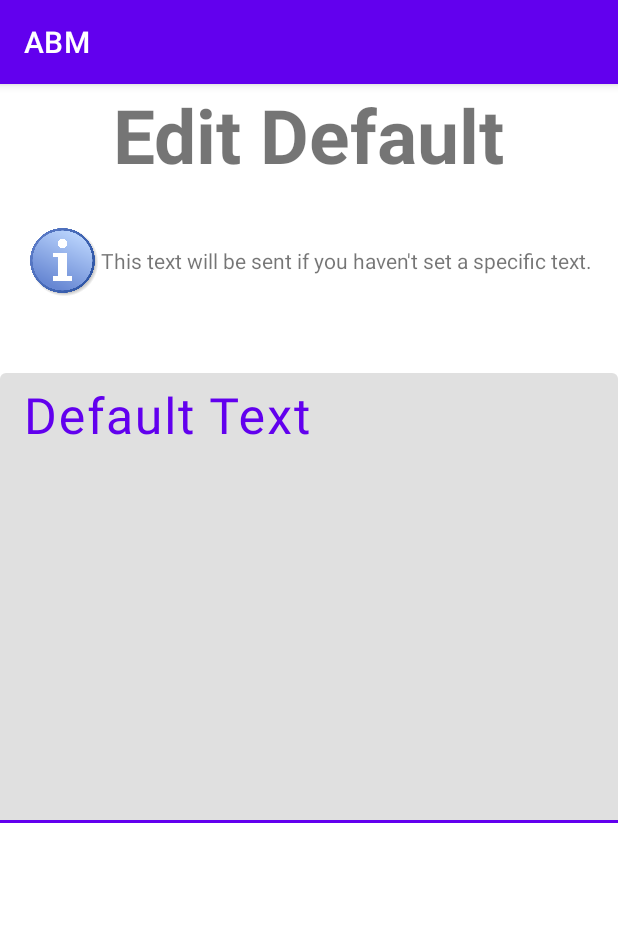
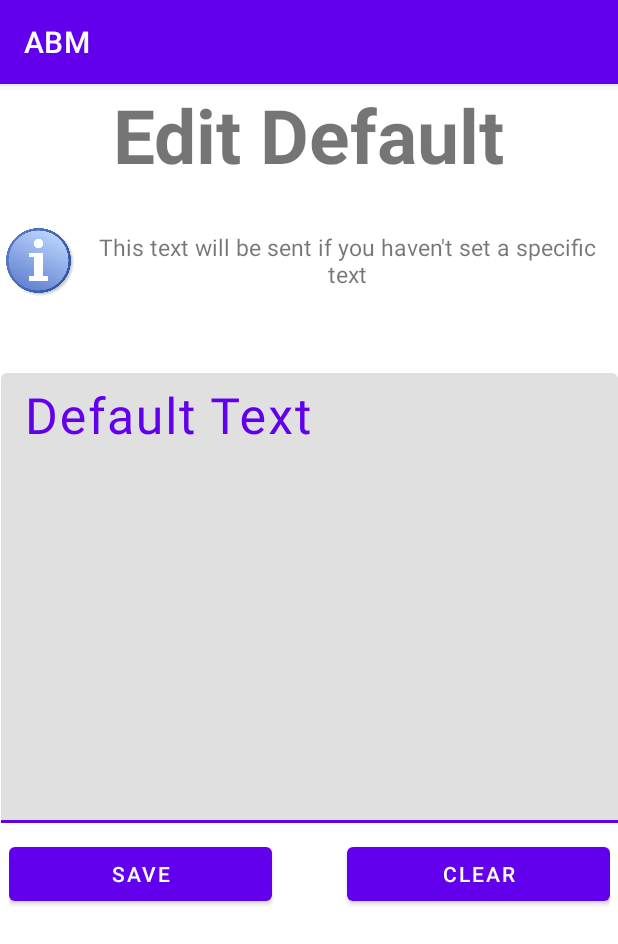
Before and after one commit to SnarkDev/ABM, an Android app: the EditDefaultActivity screen opened directly, with no data from a screen before it, on a phone screen of 412 x 824 dp. Shown: the top 944 px of the screen. Run offline under Robolectric (Android 15) with nearby library versions, the phone set to English and light mode, and no system bars.

Commit message:
Added save and clear button to EditDefault frontend

```diff
--- a/app/src/main/res/layout/activity_edit_default.xml
+++ b/app/src/main/res/layout/activity_edit_default.xml
@@ -7,10 +7,12 @@
     tools:context=".EditDefaultActivity">
 
     <LinearLayout
-        android:layout_width="match_parent"
-        android:layout_height="match_parent"
+        android:layout_width="wrap_content"
+        android:layout_height="wrap_content"
         android:gravity="center_horizontal"
-        android:orientation="vertical">
+        android:orientation="vertical"
+        app:layout_constraintEnd_toEndOf="parent"
+        app:layout_constraintTop_toTopOf="parent">
 
         <TextView
             android:id="@+id/EditDefault_Tv"
@@ -25,7 +27,7 @@
             android:layout_height="25dp" />
 
         <LinearLayout
-            android:layout_width="wrap_content"
+            android:layout_width="411.5dp"
             android:layout_height="wrap_content"
             android:orientation="horizontal">
 
@@ -34,6 +36,7 @@
                 android:layout_width="50dp"
                 android:layout_height="50dp"
                 android:layout_weight="0"
+                android:contentDescription="@string/InformationIcon_Description"
                 app:srcCompat="@drawable/information_icon" />
 
             <TextView
@@ -42,7 +45,8 @@
                 android:layout_height="50dp"
                 android:layout_weight="0"
                 android:gravity="center"
-                android:text="@string/EditDefaultExplanation_TextView" />
+                android:text="@string/EditDefaultExplanation_TextView"
+                android:textSize="15sp" />
 
         </LinearLayout>
 
@@ -59,7 +63,39 @@
                 android:layout_height="300dp"
                 android:gravity="top"
                 android:hint="@string/DefaultText_TextLayout" />
+
         </com.google.android.material.textfield.TextInputLayout>
+
+        <Space
+            android:layout_width="wrap_content"
+            android:layout_height="10dp" />
+
+        <LinearLayout
+            android:layout_width="match_parent"
+            android:layout_height="match_parent"
+            android:orientation="horizontal"
+            android:paddingLeft="5dp"
+            android:paddingRight="5dp">
+
+            <Button
+                android:id="@+id/save_Btn"
+                android:layout_width="wrap_content"
+                android:layout_height="wrap_content"
+                android:layout_weight="1"
+                android:text="@string/Save_Button" />
+
+            <Space
+                android:layout_width="50dp"
+                android:layout_height="wrap_content"
+                android:layout_weight="0" />
+
+            <Button
+                android:id="@+id/Clear_Btn"
+                android:layout_width="wrap_content"
+                android:layout_height="wrap_content"
+                android:layout_weight="1"
+                android:text="@string/Clear_Button" />
+        </LinearLayout>
 
     </LinearLayout>
 </androidx.constraintlayout.widget.ConstraintLayout>
--- a/app/src/main/res/values/strings.xml
+++ b/app/src/main/res/values/strings.xml
@@ -3,6 +3,9 @@
     <string name="editDefault_Button">Edit default</string>
     <string name="refresh_Button">Refresh</string>
     <string name="EditDefault_TextView">Edit Default</string>
-    <string name="EditDefaultExplanation_TextView">This text will be sent if you haven\'t set a specific text.</string>
+    <string name="EditDefaultExplanation_TextView">This text will be sent if you haven\'t set a specific text</string>
     <string name="DefaultText_TextLayout"><font size="50">Default Text</font></string>
+    <string name="Save_Button">Save</string>
+    <string name="Clear_Button">Clear</string>
+    <string name="InformationIcon_Description">InformationIcon</string>
 </resources>
```
